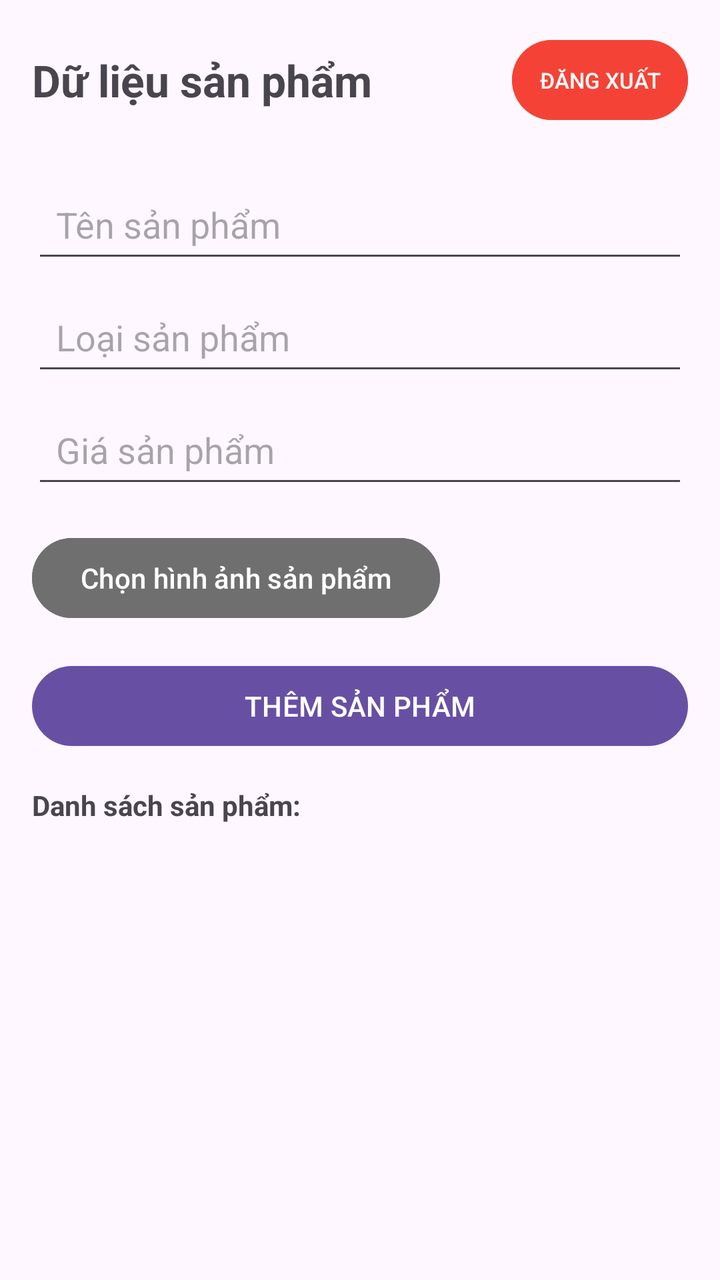
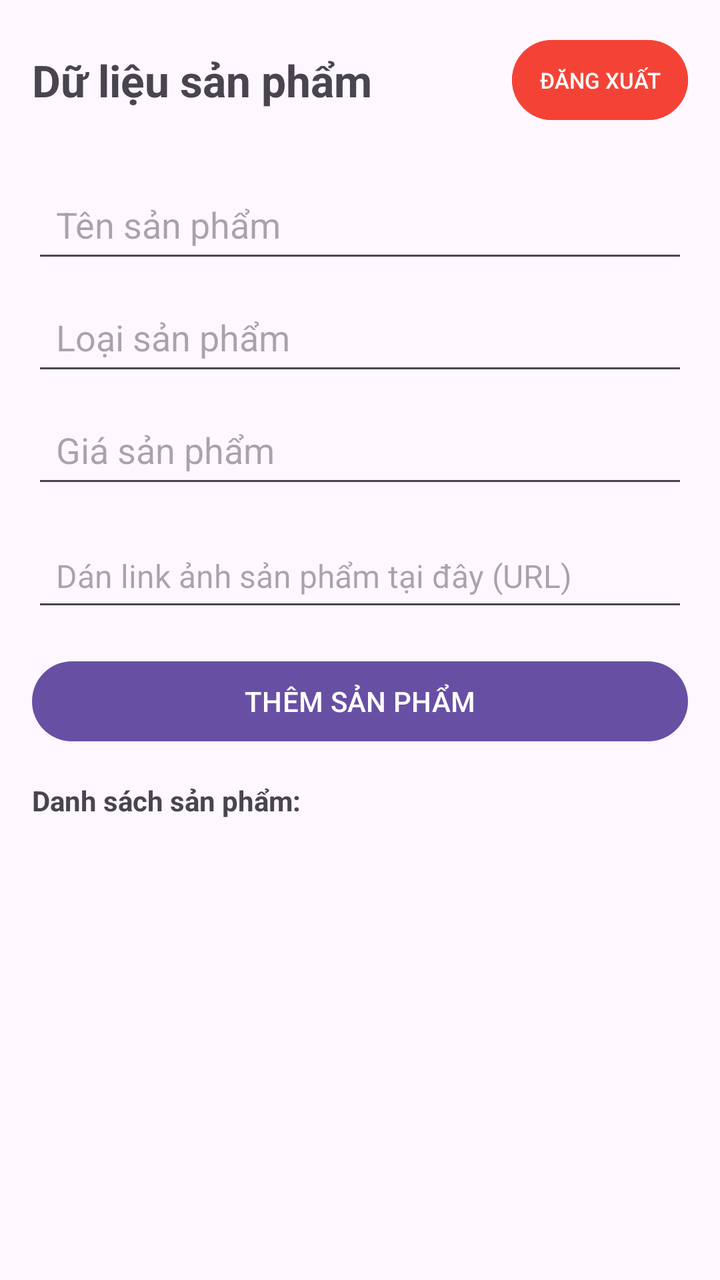

Screens rendered from an Android XML layout before and after an edit, with the pre-edit source and the edit as a unified diff.
<!-- AndroidManifest.xml: application theme Theme.Androidapp -->
<!-- res/layout/activity_main.xml -->
<?xml version="1.0" encoding="utf-8"?>
<LinearLayout xmlns:android="http://schemas.android.com/apk/res/android"
    android:layout_width="match_parent"
    android:layout_height="match_parent"
    android:orientation="vertical"
    android:padding="16dp">

    
    <LinearLayout
        android:layout_width="match_parent"
        android:layout_height="wrap_content"
        android:orientation="horizontal"
        android:gravity="center_vertical"
        android:layout_marginBottom="24dp">

        
        <TextView
            android:layout_width="0dp"
            android:layout_height="wrap_content"
            android:layout_weight="1"
            android:text="Dữ liệu sản phẩm"
            android:textSize="22sp"
            android:textStyle="bold" />

        
        <Button
            android:id="@+id/btnLogout"
            android:layout_width="wrap_content"
            android:layout_height="wrap_content"
            android:backgroundTint="#F44336"
            android:text="ĐĂNG XUẤT"
            android:textSize="11sp"
            android:paddingHorizontal="12dp" />
    </LinearLayout>

    
    <EditText
        android:id="@+id/edtProductName"
        android:layout_width="match_parent"
        android:layout_height="wrap_content"
        android:hint="Tên sản phẩm"
        android:padding="12dp"
        android:layout_marginBottom="8dp"/>

    <EditText
        android:id="@+id/edtProductType"
        android:layout_width="match_parent"
        android:layout_height="wrap_content"
        android:hint="Loại sản phẩm"
        android:padding="12dp"
        android:layout_marginBottom="8dp"/>

    <EditText
        android:id="@+id/edtProductPrice"
        android:layout_width="match_parent"
        android:layout_height="wrap_content"
        android:hint="Giá sản phẩm"
        android:inputType="number"
        android:padding="12dp"
        android:layout_marginBottom="16dp"/>

    
    <LinearLayout
        android:layout_width="match_parent"
        android:layout_height="wrap_content"
        android:orientation="horizontal"
        android:gravity="center_vertical"
        android:layout_marginBottom="16dp">

        <Button
            android:id="@+id/btnSelectImage"
            android:layout_width="wrap_content"
            android:layout_height="wrap_content"
            android:text="Chọn hình ảnh sản phẩm"
            android:backgroundTint="#6F6F6F"
            android:textColor="#FFFFFF" />

        <ImageButton
            android:id="@+id/btnCancelImage"
            android:layout_width="40dp"
            android:layout_height="40dp"
            android:layout_marginStart="10dp"
            android:background="?attr/selectableItemBackgroundBorderless"
            android:src="@android:drawable/ic_menu_close_clear_cancel"
            android:visibility="gone" />
    </LinearLayout>

    
    <Button
        android:id="@+id/btnAddProduct"
        android:layout_width="match_parent"
        android:layout_height="wrap_content"
        android:text="THÊM SẢN PHẨM"
        android:layout_marginBottom="16dp"/>

    <TextView
        android:layout_width="wrap_content"
        android:layout_height="wrap_content"
        android:text="Danh sách sản phẩm:"
        android:textStyle="bold"
        android:layout_marginBottom="8dp"/>

    
    <androidx.recyclerview.widget.RecyclerView
        android:id="@+id/rcvProducts"
        android:layout_width="match_parent"
        android:layout_height="0dp"
        android:layout_weight="1"/>

</LinearLayout>
<!-- resources referenced by this layout -->
<resources>
  <style name="Theme.Androidapp" parent="Base.Theme.Androidapp" />
  <style name="Base.Theme.Androidapp" parent="Theme.Material3.DayNight.NoActionBar">
          
          
      </style>
</resources>

<!-- the commit's change to res/layout/activity_main.xml (unified diff, before → after) -->
@@ -59,7 +59,6 @@
         android:padding="12dp"
         android:layout_marginBottom="16dp"/>
 
-    
     <LinearLayout
         android:layout_width="match_parent"
         android:layout_height="wrap_content"
@@ -67,25 +66,26 @@
         android:gravity="center_vertical"
         android:layout_marginBottom="16dp">
 
-        <Button
-            android:id="@+id/btnSelectImage"
-            android:layout_width="wrap_content"
+        <EditText
+            android:id="@+id/edtProductImageUrl"
+            android:layout_width="0dp"
             android:layout_height="wrap_content"
-            android:text="Chọn hình ảnh sản phẩm"
-            android:backgroundTint="#6F6F6F"
-            android:textColor="#FFFFFF" />
+            android:layout_weight="1"
+            android:hint="Dán link ảnh sản phẩm tại đây (URL)"
+            android:padding="12dp"
+            android:textSize="16sp"/>
 
         <ImageButton
             android:id="@+id/btnCancelImage"
             android:layout_width="40dp"
             android:layout_height="40dp"
-            android:layout_marginStart="10dp"
+            android:layout_marginStart="8dp"
             android:background="?attr/selectableItemBackgroundBorderless"
             android:src="@android:drawable/ic_menu_close_clear_cancel"
             android:visibility="gone" />
     </LinearLayout>
 
-    
+
     <Button
         android:id="@+id/btnAddProduct"
         android:layout_width="match_parent"
@@ -100,7 +100,6 @@
         android:textStyle="bold"
         android:layout_marginBottom="8dp"/>
 
-    
     <androidx.recyclerview.widget.RecyclerView
         android:id="@+id/rcvProducts"
         android:layout_width="match_parent"
